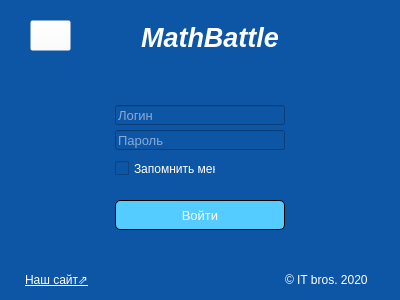
This is data/ui/Login.ui in TereDom/MathBattle as Qt 5 draws it before an edit. The edited form follows.
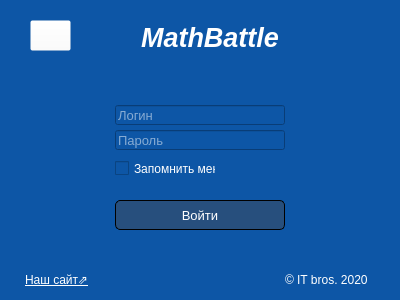
This is the edited form. Icons and pictures are not drawn.

```diff
--- a/data/ui/Login.ui
+++ b/data/ui/Login.ui
@@ -114,9 +114,19 @@
     </font>
    </property>
    <property name="styleSheet">
-    <string notr="true">background-color: rgb(84, 204, 255);
-border: 1px solid black;
-border-radius: 5px;</string>
+    <string notr="true">QPushButton {
+	border: 1px solid black;
+	color: rgb(255, 255, 255);
+	background-color:  rgb(39, 79, 125);
+	border-radius: 5px;
+}
+QPushButton:hover {
+	background-color: rgb(13, 86, 166);
+}
+
+QPushButton:pressed {
+	background-color:  rgb(24, 50, 79);
+}</string>
    </property>
    <property name="text">
     <string>Войти</string>
```
Left out of the diff: 10 changed lines with no effect on the pictures.
